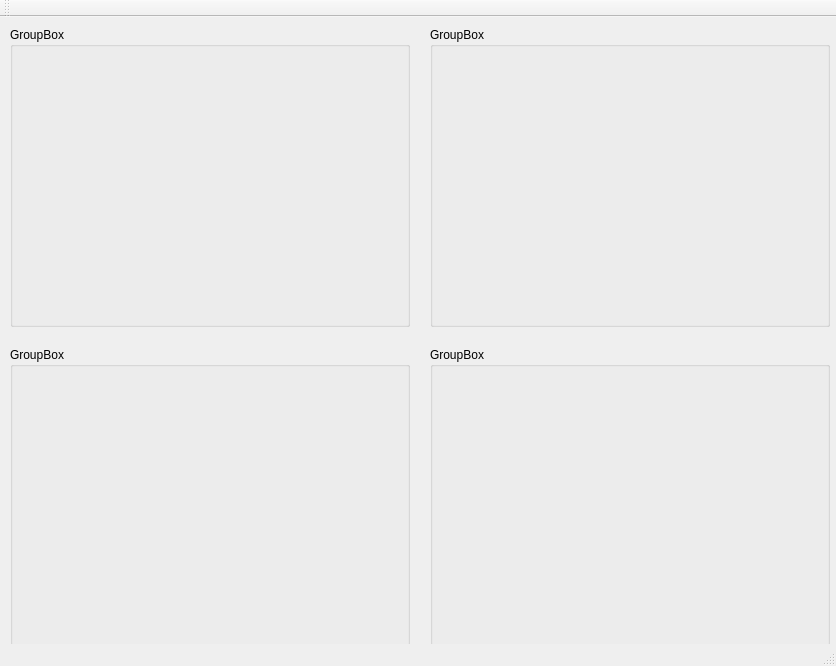
Qt form mainwindow.ui (kripton/jukuzregie) before a commit.
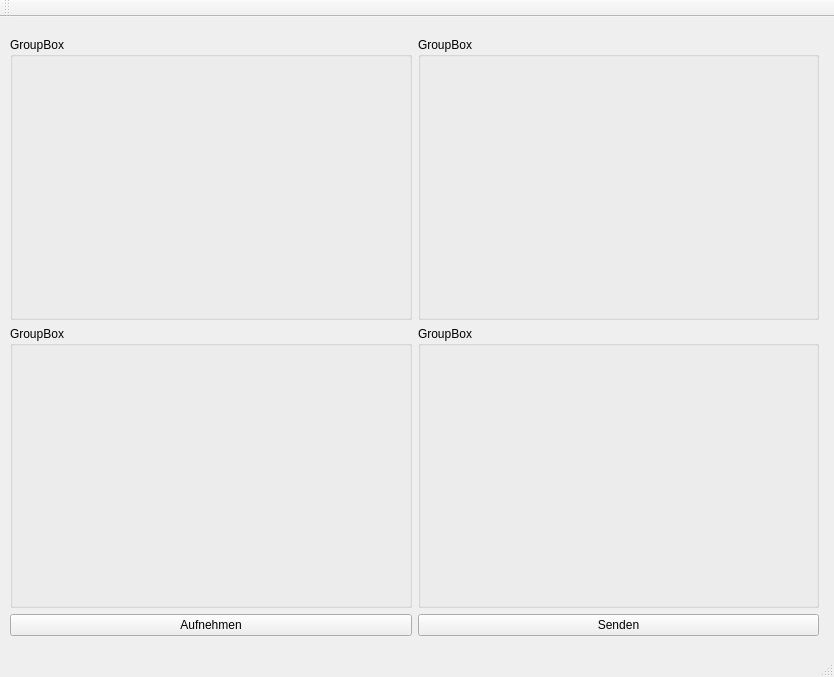
The same form after that commit. Custom widgets are drawn as their Qt base class.

Commit message: Adapt paths a little, add possibility to record and stream

```diff
--- a/mainwindow.ui
+++ b/mainwindow.ui
@@ -6,65 +6,76 @@
    <rect>
     <x>0</x>
     <y>0</y>
-    <width>836</width>
-    <height>666</height>
+    <width>834</width>
+    <height>677</height>
    </rect>
   </property>
   <property name="windowTitle">
    <string>JuKuZ Livestreaming Regie</string>
   </property>
   <widget class="QWidget" name="centralWidget">
-   <widget class="CamBox" name="groupBox">
+   <widget class="QWidget" name="gridLayoutWidget">
     <property name="geometry">
      <rect>
-      <x>10</x>
-      <y>10</y>
-      <width>400</width>
-      <height>300</height>
+      <x>-1</x>
+      <y>9</y>
+      <width>831</width>
+      <height>621</height>
      </rect>
     </property>
-    <property name="title">
-     <string>GroupBox</string>
-    </property>
-   </widget>
-   <widget class="CamBox" name="groupBox_2">
-    <property name="geometry">
-     <rect>
-      <x>430</x>
-      <y>10</y>
-      <width>400</width>
-      <height>300</height>
-     </rect>
-    </property>
-    <property name="title">
-     <string>GroupBox</string>
-    </property>
-   </widget>
-   <widget class="CamBox" name="groupBox_4">
-    <property name="geometry">
-     <rect>
-      <x>430</x>
-      <y>330</y>
-      <width>400</width>
-      <height>300</height>
-     </rect>
-    </property>
-    <property name="title">
-     <string>GroupBox</string>
-    </property>
-   </widget>
-   <widget class="CamBox" name="groupBox_3">
-    <property name="geometry">
-     <rect>
-      <x>10</x>
-      <y>330</y>
-      <width>400</width>
-      <height>300</height>
-     </rect>
-    </property>
-    <property name="title">
-     <string>GroupBox</string>
-    </property>
+    <layout class="QGridLayout" name="gridLayout">
+     <property name="sizeConstraint">
+      <enum>QLayout::SetDefaultConstraint</enum>
+     </property>
+     <item row="0" column="0">
+      <widget class="CamBox" name="groupBox">
+       <property name="title">
+        <string>GroupBox</string>
+       </property>
+      </widget>
+     </item>
+     <item row="0" column="1">
+      <widget class="CamBox" name="groupBox_2">
+       <property name="title">
+        <string>GroupBox</string>
+       </property>
+      </widget>
+     </item>
+     <item row="1" column="0">
+      <widget class="CamBox" name="groupBox_3">
+       <property name="title">
+        <string>GroupBox</string>
+       </property>
+      </widget>
+     </item>
+     <item row="1" column="1">
+      <widget class="CamBox" name="groupBox_4">
+       <property name="title">
+        <string>GroupBox</string>
+       </property>
+      </widget>
+     </item>
+     <item row="2" column="0">
+      <widget class="QPushButton" name="recordButton">
+       <property name="text">
+        <string>Aufnehmen</string>
+       </property>
+       <property name="checkable">
+        <bool>true</bool>
+       </property>
+      </widget>
+     </item>
+     <item row="2" column="1">
+      <widget class="QPushButton" name="transmitButton">
+       <property name="text">
+        <string>Senden</string>
+       </property>
+       <property name="checkable">
+        <bool>true</bool>
+       </property>
+      </widget>
+     </item>
+    </layout>
    </widget>
   </widget>
   <widget class="QMenuBar" name="menuBar">
```
Left out of the diff: 2 changed lines with no effect on the pictures. The commit also changes 4 other files.
